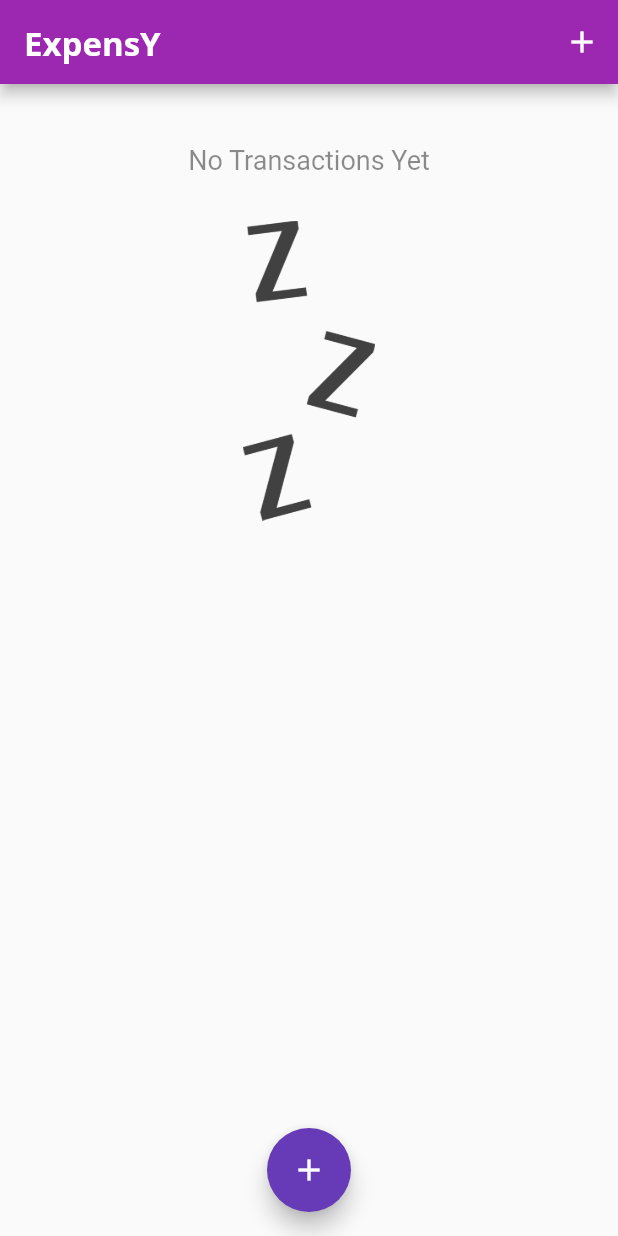
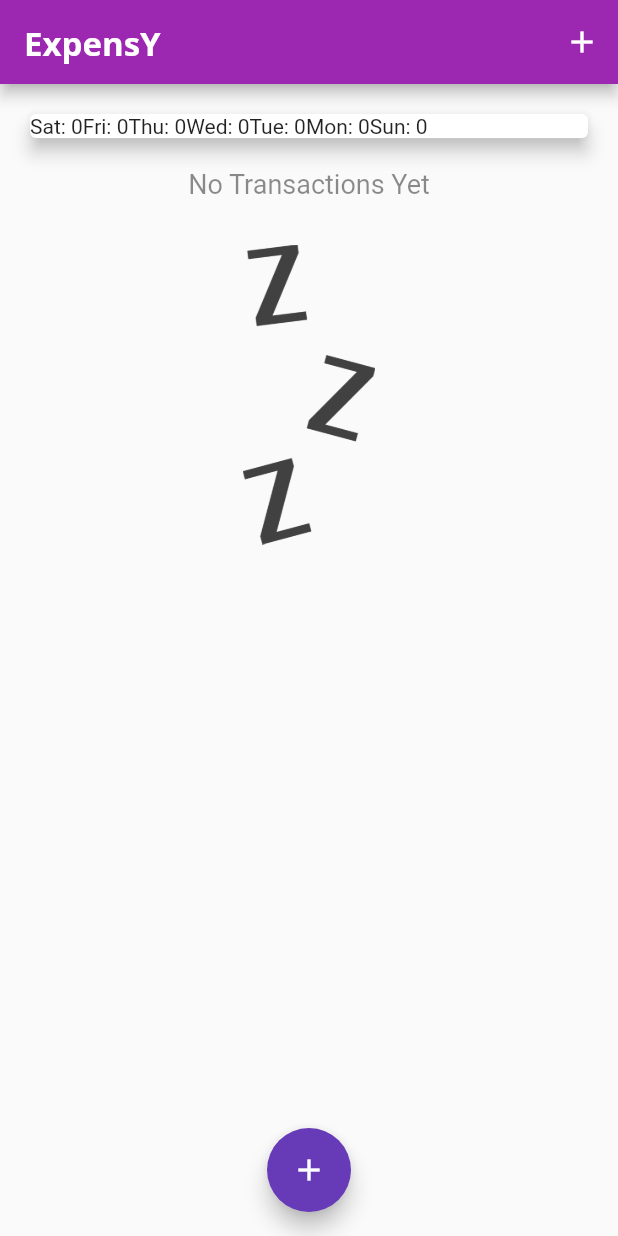
Before and after one commit to gouthamk-cryptichub/ExpensY_App, a Flutter app: the screen it shows after launch, on a phone screen of 412 x 824 dp. Run offline on Flutter 3.47's test engine with Material 2 defaults, Android fonts, the phone set to English and light mode, and no system bars.

Commit message:
Added backed for chart calculation have text widget now

```diff
--- a/lib/widgets/chart.dart
+++ b/lib/widgets/chart.dart
@@ -34,7 +34,9 @@ class Chart extends StatelessWidget {
       elevation: 5,
       margin: EdgeInsets.all(20),
       child: Row(
-        children: [],
+        children: groupedTx.map((data) {
+          return Text('${data['day']}: ${data['amt']}');
+        }).toList(),
       ),
     );
   }
```
